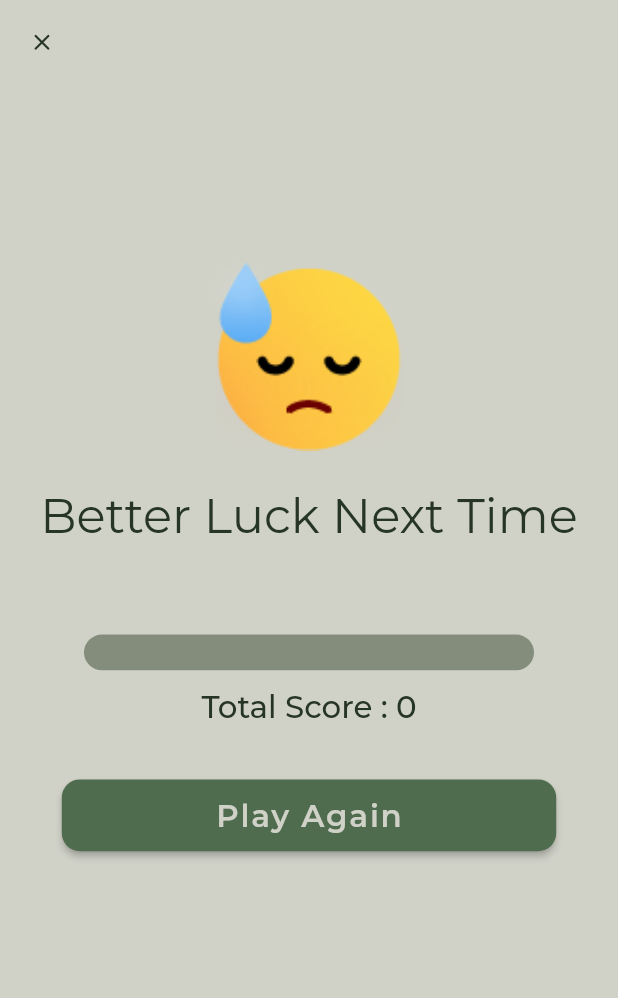
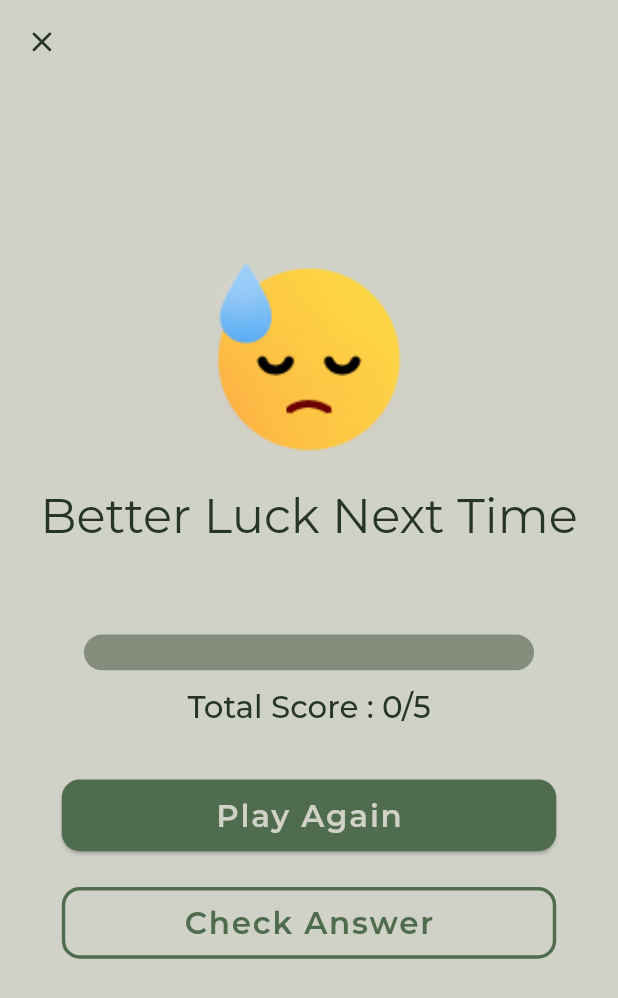
Before and after one commit to jaiswal4sudeep/DartUp_, a Flutter app: the ResultScreen screen opened directly with empty values, on a phone screen of 412 x 824 dp. Shown: the top 998 px of the screen. Run offline on Flutter 3.47's test engine with Material 2 defaults, Android fonts, the phone set to English and light mode, and no system bars; our stand-ins replace flutter_hooks, flutter_screenutil, google_fonts, hooks_riverpod.

Commit message:
correct_answers_screen added

```diff
--- a/lib/controllers/timer_func.dart
+++ b/lib/controllers/timer_func.dart
@@ -1,7 +1,7 @@
 import 'dart:async';
 import 'package:flutter/material.dart';
 import 'package:hooks_riverpod/hooks_riverpod.dart';
-import 'package:task/screens/quiz_screen.dart';
+import 'package:task/screens/c_quiz_screen.dart';
 
 class CountDown extends StateNotifier<int> {
   CountDown() : super(0);
--- a/lib/main.dart
+++ b/lib/main.dart
@@ -1,7 +1,7 @@
 import 'package:flutter/material.dart';
 import 'package:flutter_screenutil/flutter_screenutil.dart';
 import 'package:hooks_riverpod/hooks_riverpod.dart';
-import 'package:task/screens/onboarding_screen.dart';
+import 'package:task/screens/a_onboarding_screen.dart';
 import 'package:task/utils/app_theme.dart';
 
 void main() {
--- a/lib/screens/onboarding_screen.dart
+++ b/lib/screens/a_onboarding_screen.dart
@@ -1,6 +1,6 @@
 import 'package:flutter/material.dart';
 import 'package:flutter_screenutil/flutter_screenutil.dart';
-import 'package:task/screens/countdown_screen.dart';
+import 'package:task/screens/b_countdown_screen.dart';
 import 'package:task/widgets/custom_button.dart';
 
 class OnboardingScreen extends StatelessWidget {
--- a/lib/screens/countdown_screen.dart
+++ b/lib/screens/b_countdown_screen.dart
@@ -2,7 +2,7 @@ import 'dart:async';
 
 import 'package:flutter/material.dart';
 import 'package:flutter_screenutil/flutter_screenutil.dart';
-import 'package:task/screens/quiz_screen.dart';
+import 'package:task/screens/c_quiz_screen.dart';
 
 class CountDownScreen extends StatefulWidget {
   const CountDownScreen({super.key});
--- a/lib/screens/quiz_screen.dart
+++ b/lib/screens/c_quiz_screen.dart
@@ -5,7 +5,7 @@ import 'dart:convert';
 import 'package:flutter/material.dart';
 import 'package:flutter_screenutil/flutter_screenutil.dart';
 import 'package:hooks_riverpod/hooks_riverpod.dart';
-import 'package:task/screens/result_screen.dart';
+import 'package:task/screens/d_result_screen.dart';
 import 'package:task/utils/app_constant.dart';
 import 'package:task/widgets/custom_button.dart';
 
--- a/lib/screens/result_screen.dart
+++ b/lib/screens/d_result_screen.dart
@@ -1,8 +1,9 @@
 import 'package:flutter/material.dart';
 import 'package:flutter_hooks/flutter_hooks.dart';
 import 'package:flutter_screenutil/flutter_screenutil.dart';
-import 'package:task/screens/countdown_screen.dart';
-import 'package:task/screens/onboarding_screen.dart';
+import 'package:task/screens/e_answers_screen.dart';
+import 'package:task/screens/b_countdown_screen.dart';
+import 'package:task/screens/a_onboarding_screen.dart';
 import 'package:task/utils/app_constant.dart';
 import 'package:task/widgets/custom_button.dart';
 
@@ -103,7 +104,7 @@ class ResultScreen extends HookWidget {
                 height: 10.h,
               ),
               Text(
-                'Total Score : $score',
+                'Total Score : $score/5',
                 style: Theme.of(context).textTheme.headline3,
               ),
               SizedBox(
@@ -125,6 +126,27 @@ class ResultScreen extends HookWidget {
                   ),
                 ),
               ),
+              SizedBox(
+                height: 20.h,
+              ),
+              Center(
+                child: SizedBox(
+                  width: width * 0.8,
+                  height: 40.h,
+                  child: CustomButton(
+                    onPressed: () {
+                      Navigator.of(context).push(
+                        MaterialPageRoute(
+                          builder: (context) => const CheckAnswerScreen(),
+                        ),
+                      );
+                    },
+                    title: 'Check Answer',
+                    bgColor: Colors.transparent,
+                    textColor: AppConstant.primaryColor,
+                  ),
+                ),
+              ),
             ],
           ),
         ),
--- a/lib/utils/app_theme.dart
+++ b/lib/utils/app_theme.dart
@@ -21,7 +21,7 @@ class AppTheme {
       elevation: 0,
       iconTheme: IconThemeData(
         color: AppConstant.titlecolor,
-        size: 16.sp,
+        size: 20.sp,
       ),
     ),
     brightness: Brightness.light,
--- a/lib/widgets/custom_button.dart
+++ b/lib/widgets/custom_button.dart
@@ -1,31 +1,41 @@
 import 'package:flutter/material.dart';
+import 'package:flutter_screenutil/flutter_screenutil.dart';
 import 'package:task/utils/app_constant.dart';
 
 class CustomButton extends StatelessWidget {
   const CustomButton({
     Key? key,
-
     required this.onPressed,
     required this.title,
+    this.bgColor = AppConstant.primaryColor,
+    this.textColor = AppConstant.backgroundColor,
   }) : super(key: key);
-
 
   final void Function() onPressed;
   final String title;
+  final Color? bgColor;
+  final Color? textColor;
   @override
   Widget build(BuildContext context) {
     return ElevatedButton(
       onPressed: onPressed,
       style: ElevatedButton.styleFrom(
-        backgroundColor: AppConstant.primaryColor,
+        elevation: bgColor != AppConstant.primaryColor ? 0 : 1,
+        backgroundColor: bgColor,
         shape: RoundedRectangleBorder(
           borderRadius: BorderRadius.circular(12.0),
+          side: bgColor != AppConstant.primaryColor
+              ? BorderSide(
+                  color: AppConstant.primaryColor,
+                  width: 2.sp,
+                )
+              : BorderSide.none,
         ),
       ),
       child: Text(
         title,
         style: Theme.of(context).textTheme.headline3!.copyWith(
-              color: AppConstant.backgroundColor,
+              color: textColor,
               fontWeight: FontWeight.w600,
               letterSpacing: 1.2,
             ),
```
Also changed, not shown: lib/screens/e_answers_screen.dart (added, +164 -0 lines).
